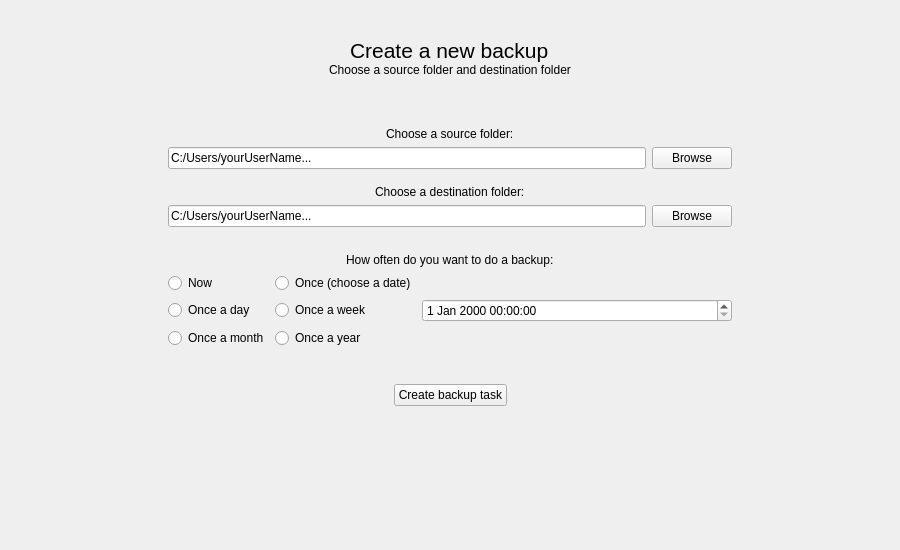
First picture: the form in backupscreen.ui, repository Marchell0o0/Backie, before the edit.
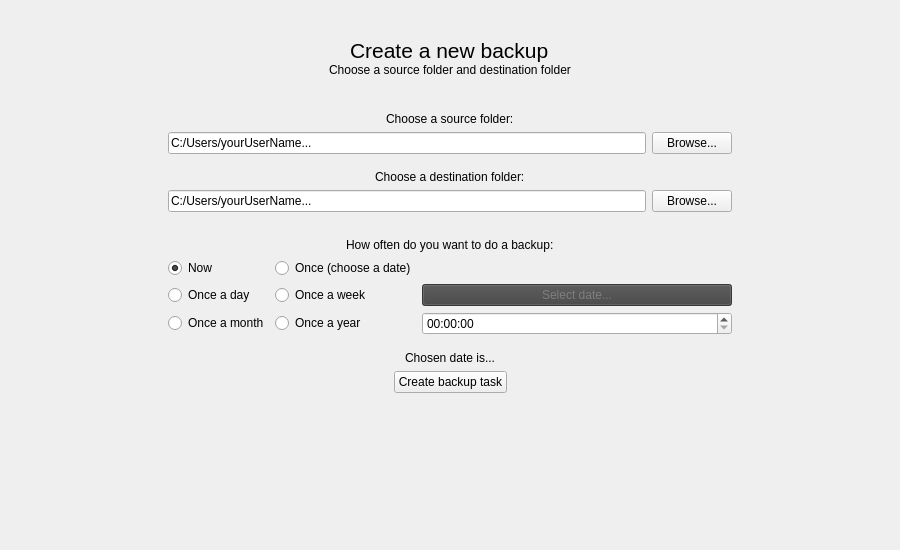
Second picture: the form after the edit.

The edit to the form file:
```diff
--- a/backupscreen.ui
+++ b/backupscreen.ui
@@ -145,7 +145,7 @@
              <property name="sizeHint" stdset="0">
               <size>
                <width>20</width>
-               <height>20</height>
+               <height>5</height>
               </size>
              </property>
             </spacer>
@@ -187,11 +187,14 @@
                     </item>
                     <item>
                      <widget class="QPushButton" name="pushButton">
+                      <property name="enabled">
+                       <bool>true</bool>
+                      </property>
                       <property name="styleSheet">
                        <string notr="true"/>
                       </property>
                       <property name="text">
-                       <string>Browse</string>
+                       <string>Browse...</string>
                       </property>
                      </widget>
                     </item>
@@ -239,7 +242,7 @@
                     <item>
                      <widget class="QPushButton" name="pushButton_2">
                       <property name="text">
-                       <string>Browse</string>
+                       <string>Browse...</string>
                       </property>
                      </widget>
                     </item>
@@ -310,6 +313,9 @@
                     <property name="text">
                      <string>Now</string>
                     </property>
+                    <property name="checked">
+                     <bool>true</bool>
+                    </property>
                    </widget>
                   </item>
                   <item row="0" column="1">
@@ -333,8 +339,27 @@
                     </property>
                    </widget>
                   </item>
+                  <item row="2" column="2">
+                   <widget class="QTimeEdit" name="timeEdit"/>
+                  </item>
                   <item row="1" column="2">
-                   <widget class="QDateTimeEdit" name="dateTimeEdit"/>
+                   <widget class="QPushButton" name="selectDate">
+                    <property name="enabled">
+                     <bool>false</bool>
+                    </property>
+                    <property name="mouseTracking">
+                     <bool>true</bool>
+                    </property>
+                    <property name="styleSheet">
+                     <string notr="true">QPushButton#selectDate:disabled {
+        background-color: #424242;
+        color: #7E7E7E;
+    }</string>
+                    </property>
+                    <property name="text">
+                     <string>Select date...</string>
+                    </property>
+                   </widget>
                   </item>
                  </layout>
                 </item>
@@ -349,11 +374,21 @@
                   <property name="sizeHint" stdset="0">
                    <size>
                     <width>20</width>
-                    <height>30</height>
+                    <height>10</height>
                    </size>
                   </property>
                  </spacer>
                 </item>
+                <item alignment="Qt::AlignHCenter">
+                 <widget class="QLabel" name="chosenDateT">
+                  <property name="enabled">
+                   <bool>true</bool>
+                  </property>
+                  <property name="text">
+                   <string>Chosen date is...</string>
+                  </property>
+                 </widget>
+                </item>
                 <item>
                  <layout class="QHBoxLayout" name="horizontalLayout_5">
                   <item>
```
Left out of the diff: 109 changed lines with no effect on the pictures.
